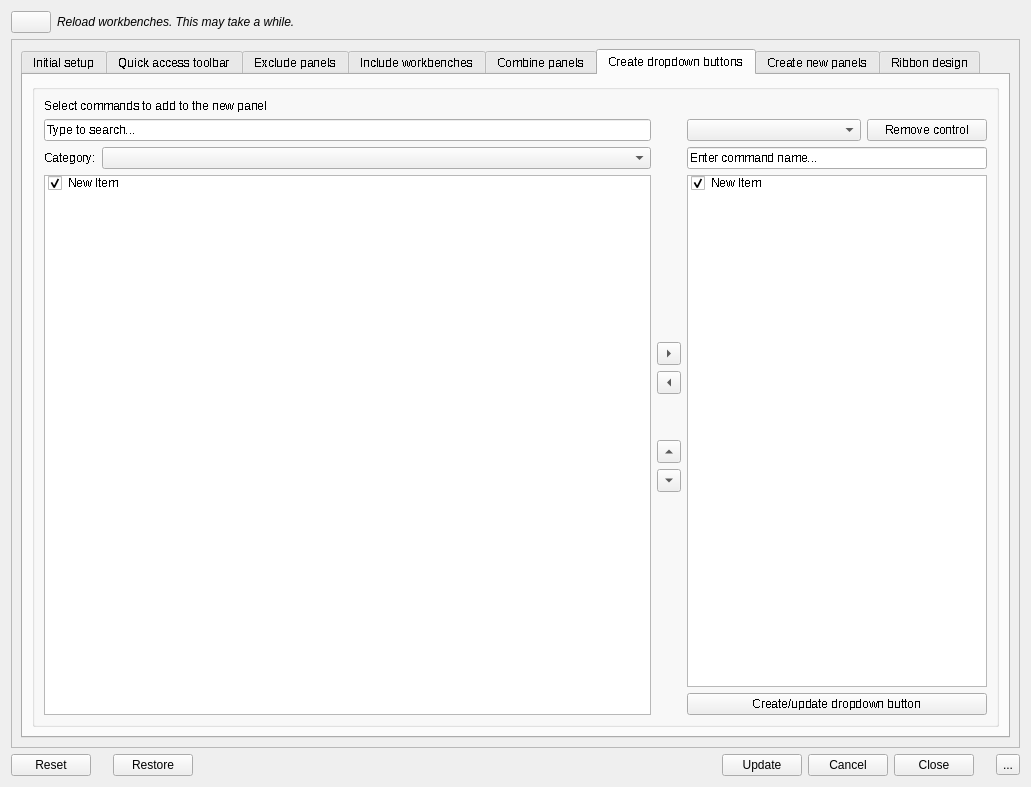
This is Resources/ui/Design.ui in APEbbers/FreeCAD-Ribbon as Qt 5 draws it before an edit. The edited form follows.
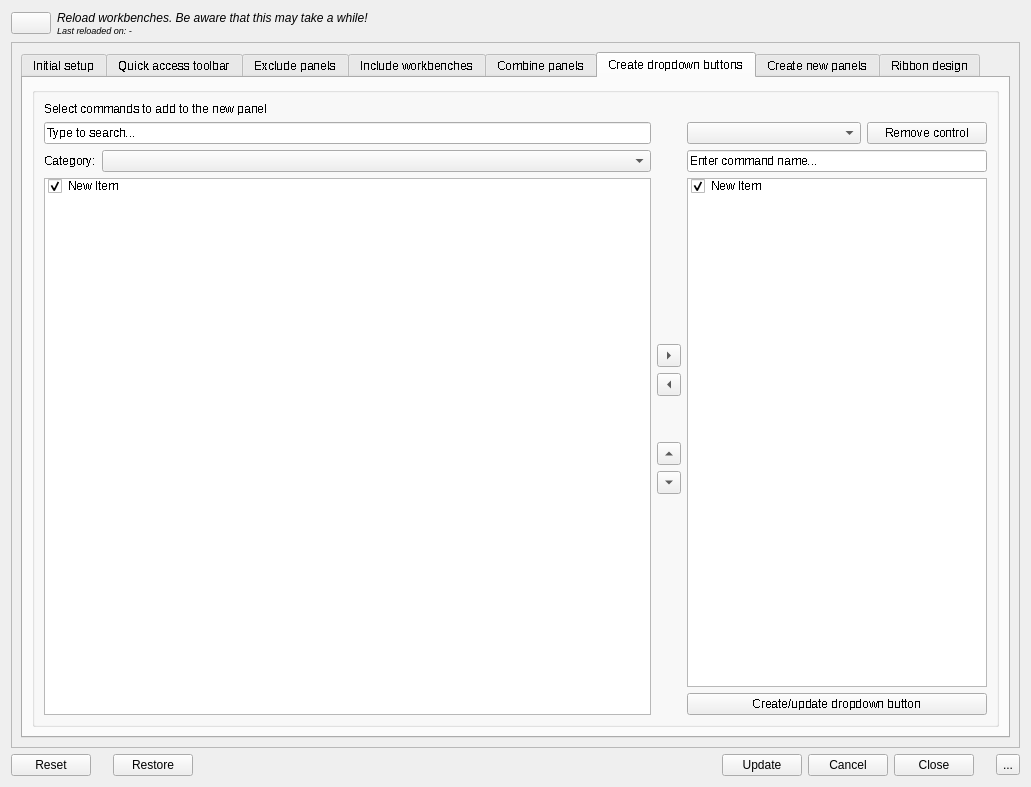
This is the edited form. Icons and pictures are not drawn.

Commit message: Added a timestamp to the layout dialog for the reload button

Patch:
```diff
--- a/Resources/ui/Design.ui
+++ b/Resources/ui/Design.ui
@@ -49,7 +49,36 @@
   <layout class="QGridLayout" name="gridLayout_49">
    <item row="0" column="0">
     <layout class="QGridLayout" name="gridLayout_28">
-     <item row="0" column="0">
+     <property name="verticalSpacing">
+      <number>0</number>
+     </property>
+     <item row="0" column="2">
+      <widget class="QLabel" name="label_14">
+       <property name="sizePolicy">
+        <sizepolicy hsizetype="MinimumExpanding" vsizetype="Preferred">
+         <horstretch>0</horstretch>
+         <verstretch>0</verstretch>
+        </sizepolicy>
+       </property>
+       <property name="text">
+        <string>&lt;html&gt;&lt;head/&gt;&lt;body&gt;&lt;p&gt;&lt;span style=&quot; font-style:italic;&quot;&gt;Reload workbenches. Be aware that this may take a while!&lt;/span&gt;&lt;/p&gt;&lt;/body&gt;&lt;/html&gt;</string>
+       </property>
+      </widget>
+     </item>
+     <item row="1" column="2">
+      <widget class="QLabel" name="TimeStamp_Reloaded">
+       <property name="font">
+        <font>
+         <pointsize>7</pointsize>
+         <italic>true</italic>
+        </font>
+       </property>
+       <property name="text">
+        <string>Last reloaded on: -</string>
+       </property>
+      </widget>
+     </item>
+     <item row="0" column="0" rowspan="2">
       <widget class="QPushButton" name="LoadWB">
        <property name="sizePolicy">
         <sizepolicy hsizetype="Fixed" vsizetype="Fixed">
@@ -71,19 +100,6 @@
        </property>
       </widget>
      </item>
-     <item row="0" column="1">
-      <widget class="QLabel" name="label_14">
-       <property name="sizePolicy">
-        <sizepolicy hsizetype="MinimumExpanding" vsizetype="Preferred">
-         <horstretch>0</horstretch>
-         <verstretch>0</verstretch>
-        </sizepolicy>
-       </property>
-       <property name="text">
-        <string>&lt;html&gt;&lt;head/&gt;&lt;body&gt;&lt;p&gt;&lt;span style=&quot; font-style:italic;&quot;&gt;Reload workbenches. This may take a while.&lt;/span&gt;&lt;/p&gt;&lt;/body&gt;&lt;/html&gt;</string>
-       </property>
-      </widget>
-     </item>
     </layout>
    </item>
    <item row="1" column="0">
@@ -207,7 +223,7 @@
           <x>0</x>
           <y>0</y>
           <width>1009</width>
-          <height>703</height>
+          <height>699</height>
          </rect>
         </property>
         <layout class="QGridLayout" name="gridLayout_26">
```
The commit also changes 5 other files.
